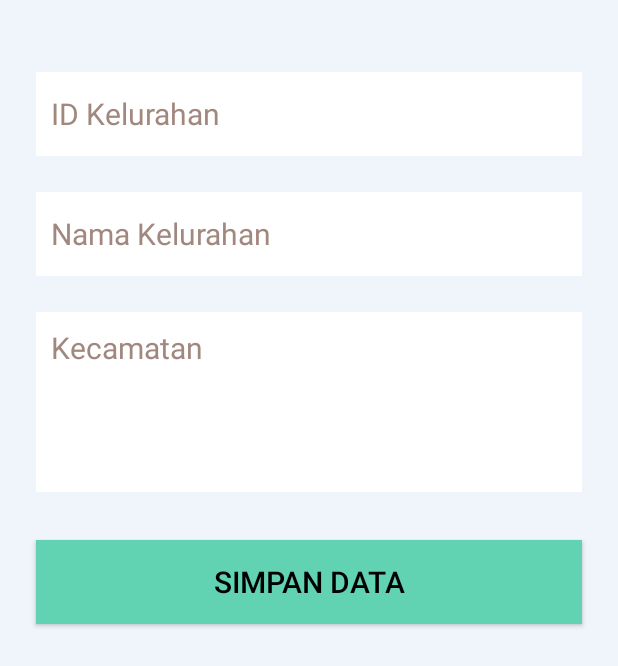
After one commit to andpromobile/ElaporAdmin, an Android app: the KelurahanFormActivity screen opened directly, with no data from a screen before it, on a phone screen of 412 x 824 dp. The commit adds this screen. Shown: the top 666 px of the screen. Run offline under Robolectric (Android 15) with nearby library versions, the phone set to English and light mode, and no system bars.

Commit message:
Penambahan: 1) Form Kelurahan 2) Recycler View Kelurahan 3) OnClick Recycler View Kelurahan

```diff
--- /dev/null
+++ b/app/src/main/java/com/example/elaporadmin/KelurahanFormActivity.kt
@@ -0,0 +1,23 @@
+package com.example.elaporadmin
+
+import android.os.Bundle
+import android.widget.Button
+import androidx.appcompat.app.AppCompatActivity
+import com.example.elaporadmin.databinding.ActivityKelurahanFormBinding
+
+class KelurahanFormActivity : AppCompatActivity() {
+    private lateinit var binding: ActivityKelurahanFormBinding
+    private lateinit var btnFormBinding:Button
+
+    override fun onCreate(savedInstanceState: Bundle?) {
+        super.onCreate(savedInstanceState)
+        binding = ActivityKelurahanFormBinding.inflate(layoutInflater)
+        setContentView(binding.root)
+
+        btnFormBinding = binding.btnFormKelurahan
+
+        btnFormBinding.setOnClickListener {
+            finish()
+        }
+    }
+}
--- a/app/src/main/java/com/example/elaporadmin/retrofit/ApiEndPoint.kt
+++ b/app/src/main/java/com/example/elaporadmin/retrofit/ApiEndPoint.kt
@@ -1,6 +1,7 @@
 package com.example.elaporadmin.retrofit
 
 import com.example.elaporadmin.dao.Bidang
+import com.example.elaporadmin.dao.Kelurahan
 import retrofit2.Call
 import retrofit2.http.GET
 
@@ -8,4 +9,7 @@ interface ApiEndPoint {
 
     @GET("bidang.php")
     fun getBidang(): Call<List<Bidang>>
+
+    @GET("kelurahan.php")
+    fun getKelurahan(): Call<List<Kelurahan>>
 }
--- /dev/null
+++ b/app/src/main/res/layout/activity_kelurahan_form.xml
@@ -0,0 +1,91 @@
+<?xml version="1.0" encoding="utf-8"?>
+<androidx.constraintlayout.widget.ConstraintLayout xmlns:android="http://schemas.android.com/apk/res/android"
+    xmlns:app="http://schemas.android.com/apk/res-auto"
+    xmlns:tools="http://schemas.android.com/tools"
+    android:layout_width="match_parent"
+    android:layout_height="match_parent"
+    android:background="#4DC9EEF0"
+    tools:context=".KelurahanFormActivity">
+
+    <EditText
+        android:id="@+id/frmIdKelurahan"
+        android:layout_width="0dp"
+        android:layout_height="56dp"
+        android:layout_marginStart="24dp"
+        android:layout_marginTop="48dp"
+        android:layout_marginEnd="24dp"
+        android:layout_marginBottom="24dp"
+        android:background="@color/white"
+        android:ems="10"
+        android:hint="ID Kelurahan"
+        android:importantForAutofill="no"
+        android:inputType="number"
+        android:padding="10dp"
+        android:textColorHint="#A1887F"
+        android:textSize="20sp"
+        app:layout_constraintBottom_toTopOf="@+id/frmNamaKelurahan"
+        app:layout_constraintEnd_toEndOf="parent"
+        app:layout_constraintStart_toStartOf="parent"
+        app:layout_constraintTop_toTopOf="parent"
+        tools:ignore="HardcodedText" />
+
+    <EditText
+        android:id="@+id/frmNamaKelurahan"
+        android:layout_width="0dp"
+        android:layout_height="56dp"
+        android:layout_marginStart="24dp"
+        android:layout_marginEnd="24dp"
+        android:background="@color/white"
+        android:ems="10"
+        android:hint="Nama Kelurahan"
+        android:importantForAutofill="no"
+        android:inputType="text"
+        android:padding="10dp"
+        android:textColorHint="#A1887F"
+        android:textSize="20sp"
+        app:layout_constraintBottom_toTopOf="@+id/frmNamaKecamatan"
+        app:layout_constraintEnd_toEndOf="parent"
+        app:layout_constraintStart_toStartOf="parent"
+        app:layout_constraintTop_toBottomOf="@+id/frmIdKelurahan"
+        tools:ignore="HardcodedText" />
+
+    <EditText
+        android:id="@+id/frmNamaKecamatan"
+        android:layout_width="match_parent"
+        android:layout_height="120dp"
+        android:layout_marginStart="24dp"
+        android:layout_marginTop="24dp"
+        android:layout_marginEnd="24dp"
+        android:background="@color/white"
+        android:ems="10"
+        android:gravity="start|top"
+        android:hint="Kecamatan"
+        android:importantForAutofill="no"
+        android:inputType="textMultiLine"
+        android:lines="5"
+        android:padding="10dp"
+        android:textColorHint="#A1887F"
+        android:textSize="20sp"
+        app:layout_constraintEnd_toEndOf="parent"
+        app:layout_constraintStart_toStartOf="parent"
+        app:layout_constraintTop_toBottomOf="@+id/frmNamaKelurahan"
+        tools:ignore="HardcodedText" />
+
+    <androidx.appcompat.widget.AppCompatButton
+        android:id="@+id/btnFormKelurahan"
+        android:layout_width="0dp"
+        android:layout_height="56dp"
+        android:layout_marginStart="24dp"
+        android:layout_marginTop="32dp"
+        android:layout_marginEnd="24dp"
+        android:background="@color/teal"
+        android:backgroundTint="@color/teal"
+        android:text="SIMPAN DATA"
+        android:textColor="#000000"
+        android:textSize="20sp"
+        app:layout_constraintEnd_toEndOf="parent"
+        app:layout_constraintStart_toStartOf="parent"
+        app:layout_constraintTop_toBottomOf="@+id/frmNamaKecamatan"
+        tools:ignore="HardcodedText" />
+
+</androidx.constraintlayout.widget.ConstraintLayout>
```
Also changed, not shown: app/src/main/AndroidManifest.xml (+7 -1 lines), app/src/main/java/com/example/elaporadmin/BidangActivity.kt (+16 -11 lines), app/src/main/java/com/example/elaporadmin/KelurahanActivity.kt (added, +88 -0 lines), app/src/main/java/com/example/elaporadmin/MainActivity.kt (+19 -4 lines), app/src/main/java/com/example/elaporadmin/adapter/ListKelurahanAdapter.kt (added, +44 -0 lines), app/src/main/java/com/example/elaporadmin/dao/Kelurahan.kt (added, +8 -0 lines), app/src/main/res/layout/activity_kelurahan.xml (added, +67 -0 lines), app/src/main/res/layout/activity_main.xml (+5 -3 lines), app/src/main/res/layout/list_kelurahan.xml (added, +58 -0 lines).
